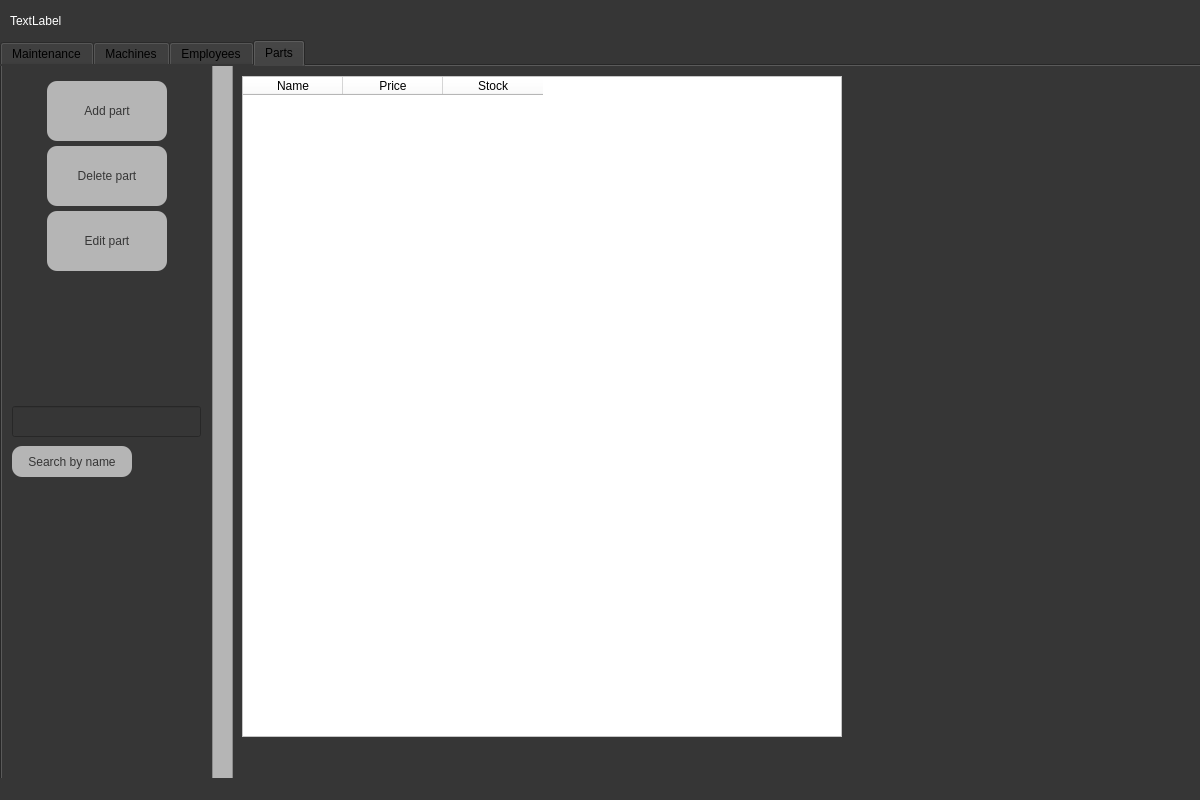
First picture: the form in AppWindow.ui, repository asuXie/Machine-Maintenance-System-MMS, before the edit.
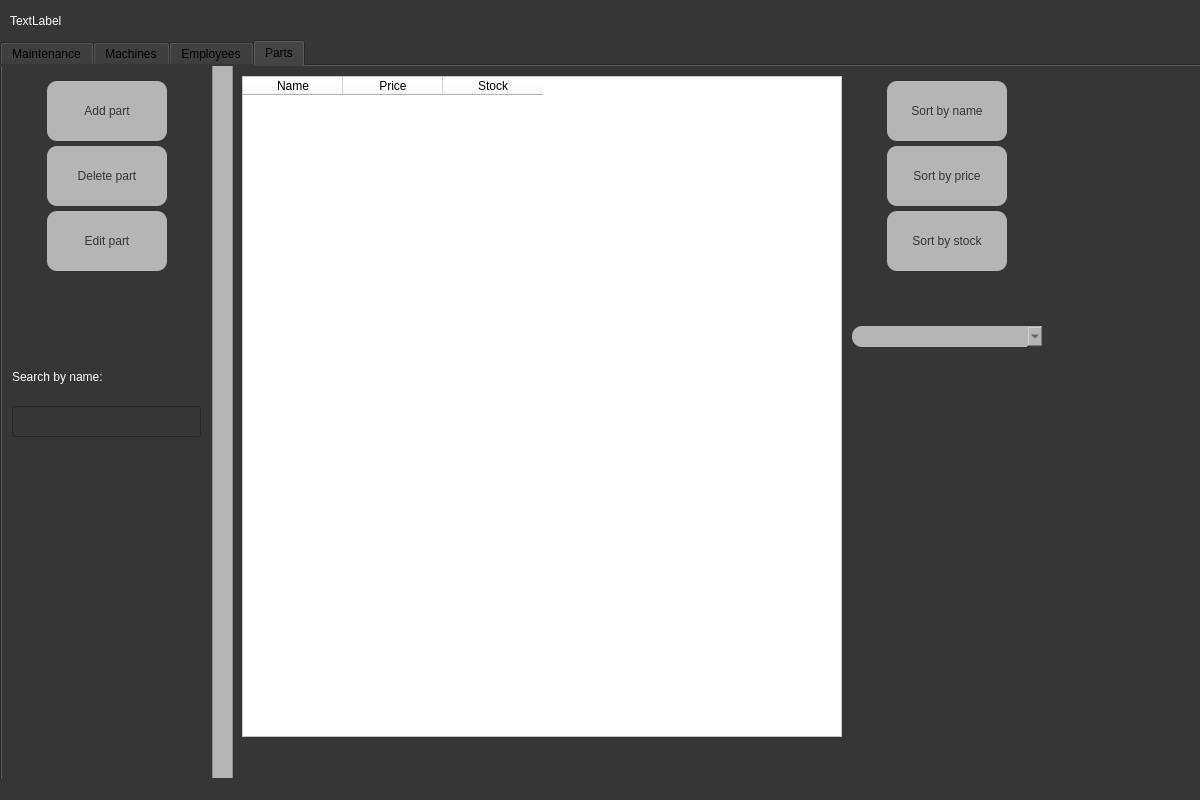
Second picture: the form after the edit. Icons and pictures are not drawn.

Patch:
```diff
--- a/AppWindow.ui
+++ b/AppWindow.ui
@@ -891,39 +891,142 @@
        </rect>
       </property>
      </widget>
-     <widget class="QPushButton" name="partsNameSearchButton">
+     <widget class="QWidget" name="gridLayoutWidget_5">
+      <property name="geometry">
+       <rect>
+        <x>850</x>
+        <y>10</y>
+        <width>191</width>
+        <height>201</height>
+       </rect>
+      </property>
+      <layout class="QGridLayout" name="gridLayout_5">
+       <property name="spacing">
+        <number>0</number>
+       </property>
+       <item row="3" column="0">
+        <widget class="QPushButton" name="partsSortByPrice">
+         <property name="maximumSize">
+          <size>
+           <width>120</width>
+           <height>60</height>
+          </size>
+         </property>
+         <property name="styleSheet">
+          <string notr="true">
+QPushButton{
+color: rgb(54, 54, 54);
+border-color: rgb(96, 96, 96);
+selection-color: rgb(0, 0, 0);
+font: 10pt &quot;Verdana&quot;;
+border-radius: 10px;
+background-color: rgb(181, 181, 181);
+
+}
+
+QPushButton:hover {
+color: rgb(255, 159, 102);
+}</string>
+         </property>
+         <property name="text">
+          <string>Sort by price</string>
+         </property>
+        </widget>
+       </item>
+       <item row="4" column="0">
+        <widget class="QPushButton" name="partsSortByStock">
+         <property name="maximumSize">
+          <size>
+           <width>120</width>
+           <height>60</height>
+          </size>
+         </property>
+         <property name="styleSheet">
+          <string notr="true">
+QPushButton{
+color: rgb(54, 54, 54);
+border-color: rgb(96, 96, 96);
+selection-color: rgb(0, 0, 0);
+font: 10pt &quot;Verdana&quot;;
+border-radius: 10px;
+background-color: rgb(181, 181, 181);
+
+}
+
+QPushButton:hover {
+color: rgb(255, 159, 102);
+}</string>
+         </property>
+         <property name="text">
+          <string>Sort by stock</string>
+         </property>
+        </widget>
+       </item>
+       <item row="0" column="0">
+        <widget class="QPushButton" name="partsSortByNames">
+         <property name="maximumSize">
+          <size>
+           <width>120</width>
+           <height>60</height>
+          </size>
+         </property>
+         <property name="styleSheet">
+          <string notr="true">
+
+QPushButton{
+color: rgb(54, 54, 54);
+border-color: rgb(96, 96, 96);
+selection-color: rgb(0, 0, 0);
+font: 10pt &quot;Verdana&quot;;
+border-radius: 10px;
+background-color: rgb(181, 181, 181);
+
+}
+
+QPushButton:hover {
+color: rgb(255, 159, 102);
+}</string>
+         </property>
+         <property name="text">
+          <string>Sort by name</string>
+         </property>
+        </widget>
+       </item>
+      </layout>
+     </widget>
+     <widget class="QComboBox" name="comboBox">
+      <property name="geometry">
+       <rect>
+        <x>850</x>
+        <y>260</y>
+        <width>191</width>
+        <height>21</height>
+       </rect>
+      </property>
+      <property name="styleSheet">
+       <string notr="true">color: rgb(54, 54, 54);
+border-color: rgb(96, 96, 96);
+selection-color: rgb(0, 0, 0);
+font: 10pt &quot;Verdana&quot;;
+border-radius: 10px;
+background-color: rgb(181, 181, 181);</string>
+      </property>
+     </widget>
+     <widget class="QLabel" name="label_3">
       <property name="geometry">
        <rect>
         <x>10</x>
-        <y>380</y>
-        <width>120</width>
-        <height>31</height>
+        <y>300</y>
+        <width>191</width>
+        <height>21</height>
        </rect>
       </property>
-      <property name="maximumSize">
-       <size>
-        <width>120</width>
-        <height>60</height>
-       </size>
-      </property>
       <property name="styleSheet">
-       <string notr="true">
-QPushButton{
-color: rgb(54, 54, 54);
-border-color: rgb(96, 96, 96);
-selection-color: rgb(0, 0, 0);
-font: 10pt &quot;Verdana&quot;;
-border-radius: 10px;
-background-color: rgb(181, 181, 181);
-
-}
-
-QPushButton:hover {
-color: rgb(255, 159, 102);
-}</string>
+       <string notr="true">color: rgb(255, 255, 255); 
+font: 16pt &quot;Verdana&quot;;</string>
       </property>
       <property name="text">
-       <string>Search by name</string>
+       <string>Search by name:</string>
       </property>
      </widget>
     </widget>
```
